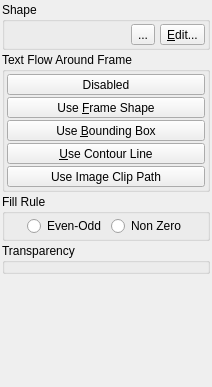
scribusproject/scribus, file scribus/ui/propertiespalette_groupbase.ui: the form before one commit.
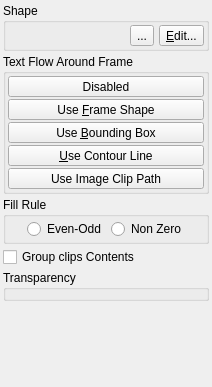
The form after the commit. Custom widgets are drawn as their Qt base class.

Commit message: Added the ability to switch off the clipping of groups

The edit to the form file:
```diff
--- a/scribus/ui/propertiespalette_groupbase.ui
+++ b/scribus/ui/propertiespalette_groupbase.ui
@@ -15,10 +15,19 @@
   </property>
   <layout class="QVBoxLayout" name="verticalLayout_3">
    <property name="spacing">
-    <number>2</number>
+    <number>3</number>
    </property>
-   <property name="margin">
-    <number>2</number>
+   <property name="leftMargin">
+    <number>3</number>
+   </property>
+   <property name="topMargin">
+    <number>3</number>
+   </property>
+   <property name="rightMargin">
+    <number>3</number>
+   </property>
+   <property name="bottomMargin">
+    <number>3</number>
    </property>
    <item>
     <widget class="QGroupBox" name="shapeGroup">
@@ -282,6 +291,13 @@
      </layout>
     </widget>
    </item>
+   <item>
+    <widget class="QCheckBox" name="clipGroups">
+     <property name="text">
+      <string>Group clips Contents</string>
+     </property>
+    </widget>
+   </item>
    <item>
     <widget class="QGroupBox" name="transparencyGroup">
      <property name="title">
```
Left out of the diff: 54 changed lines with no effect on the pictures. The commit also changes 6 other files.
